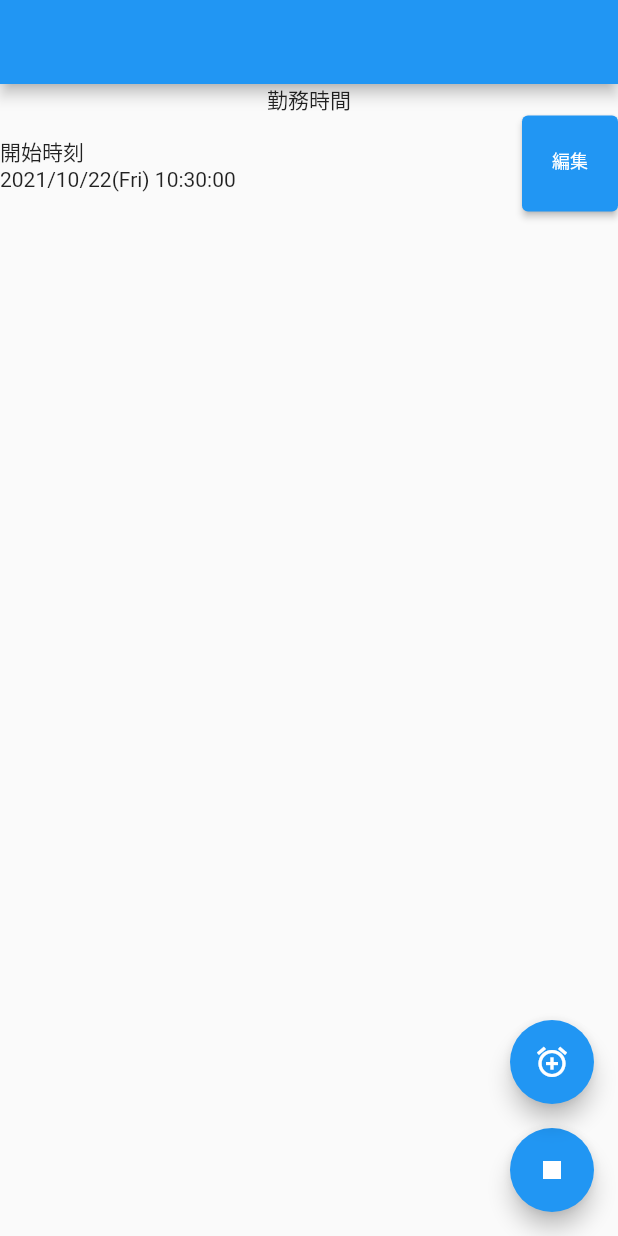
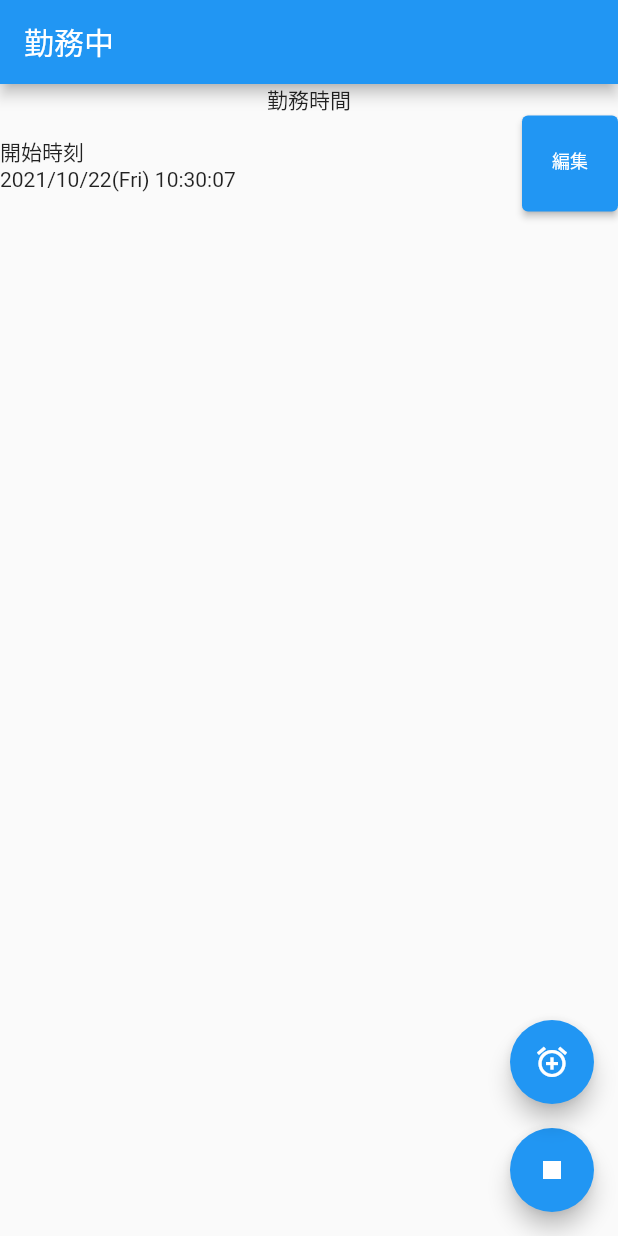
Before and after one commit to Masaki-Saito84/timelog_flutter_app, a Flutter app: the screen it shows after launch, after a tap on the "play arrow" icon, on a phone screen of 412 x 824 dp. Run offline on Flutter 3.47's test engine with Material 2 defaults, Android fonts, the phone set to English and light mode, and no system bars; our stand-ins replace shared_preferences.

Commit message:
:wrench: app タイトルを状態によって変更

```diff
--- a/lib/main.dart
+++ b/lib/main.dart
@@ -170,6 +170,20 @@ class WorkLog extends StatelessWidget {
       bool isResult = proceedingStore.duty == 'off' && onDutyState.attend!.end != '';
       String _headTitle = '';
 
+      if (proceedingStore.duty == 'on') {
+        _headTitle = '勤務中';
+        if (isBreak) {
+          _headTitle = '休憩中';
+        }
+      } else {
+        if (isResult) {
+          _headTitle = DateFormat('yyyy/M/d (E)')
+              .format(DateTime.parse(onDutyState.attend!.start));
+        } else {
+          _headTitle = DateFormat('yyyy/M/d (E)').format(DateTime.now());
+        }
+      }
+
       return Scaffold(
         appBar: AppBar(
           title: Text(_headTitle),
```
